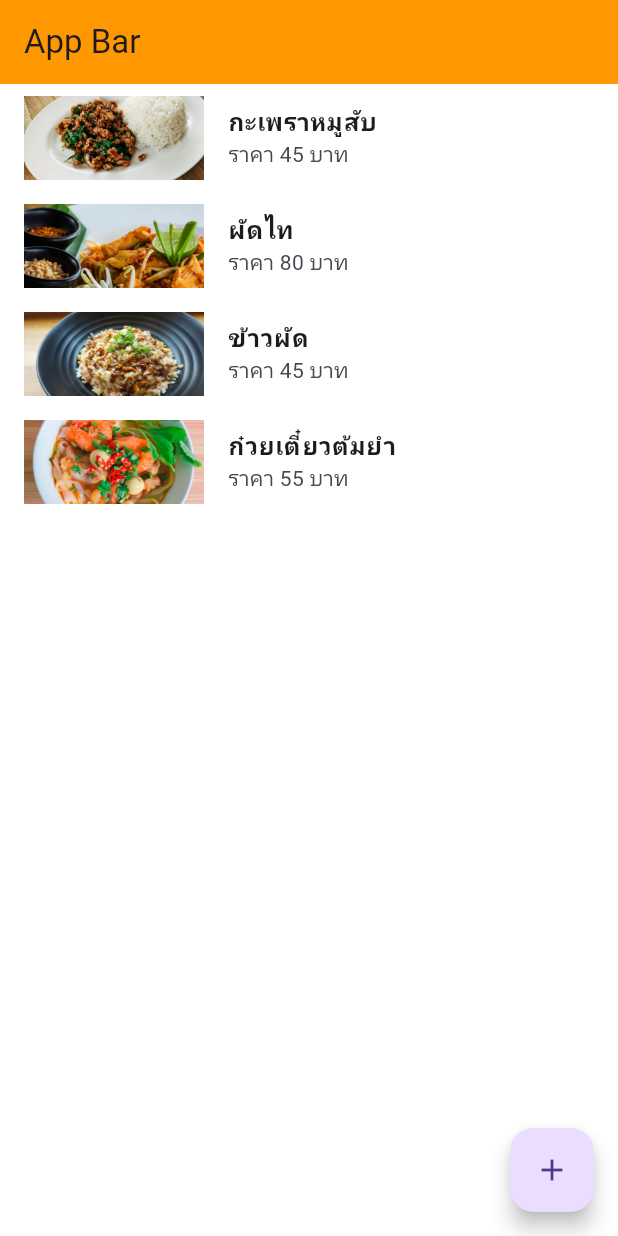
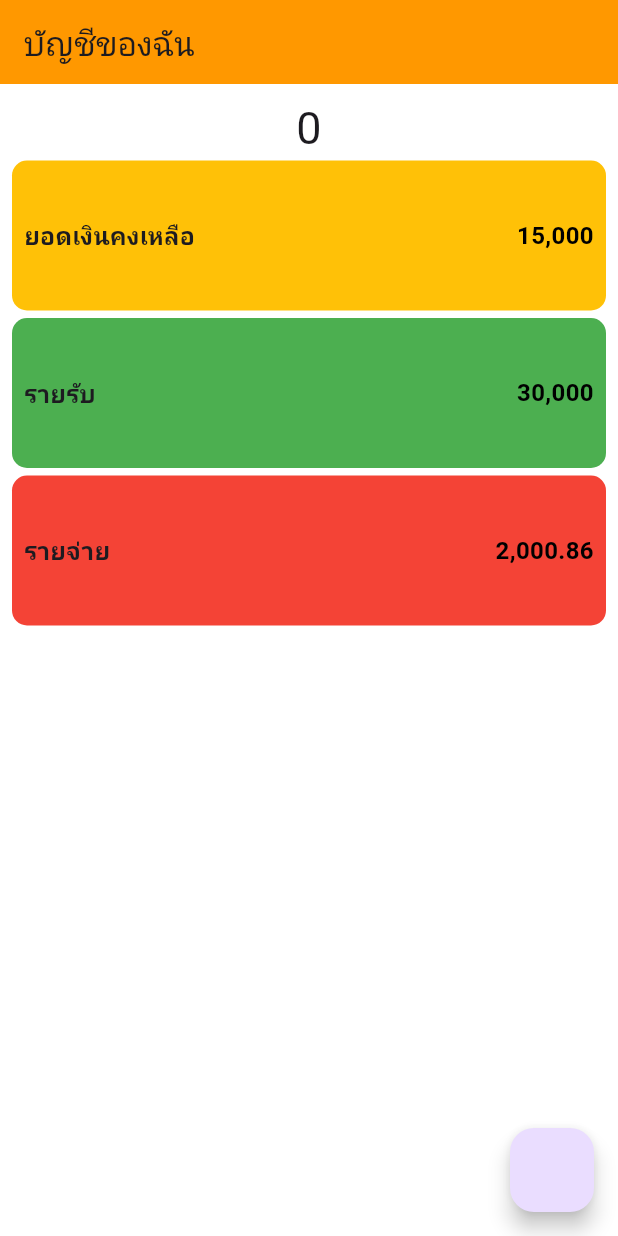
Before and after one commit to HYDDDDD/Learning-Flutter, a Flutter app: the screen it shows after launch, on a phone screen of 412 x 824 dp. Run offline on Flutter 3.47's test engine with Material 3 defaults, Android fonts, the phone set to English and light mode, and no system bars.

Commit message:
Create widget (Component)

```diff
--- a/lib/food_menu.dart
+++ /dev/null
@@ -1,8 +0,0 @@
-class FoodMenu {
-  String name;
-  int price;
-  String image;
-
-  // common constructor
-  FoodMenu(this.name, this.price, this.image);
-}
--- a/lib/main.dart
+++ b/lib/main.dart
@@ -1,7 +1,5 @@
-import 'dart:developer';
-
 import 'package:flutter/material.dart';
-import 'food_menu.dart';
+import "money_box.dart";
 
 final ThemeData appTheme = ThemeData(
   primaryColor: Colors.green,
@@ -40,109 +38,59 @@ class MyHomePage extends StatefulWidget {
 }
 
 class _MyHomePageState extends State<MyHomePage> {
-  // State
   int number = 0;
 
-  // Event
-  void increment() {
-    // การเปลี่ยนแปลงค่า state
-    setState(() {
-      number++;
-    });
+  @override
+  void initState() {
+    super.initState();
+    // ignore: avoid_print
+    print("เรียกใช้งาน init");
   }
-
-  //List<Widget> : เป็นการ return type List<Widget>
-  List<Widget> getData(int count) {
-    // กลุ่มข้อมูล Text widget
-    List<Widget> data = [];
-    for (var i = 0; i < count; i++) {
-      var menu = ListTile(
-        title: Text("เมนูที่ ${i + 1}"),
-        subtitle: Text("หัวข้อย่อยที่ ${i + 1}"),
-      );
-      data.add(menu);
-    }
-
-    return data;
-  }
-
-  // Create List type FoodMenu to store FoodMenu objects.
-  List<FoodMenu> listFoodMenu = [
-    FoodMenu("กะเพราหมูสับ", 45, "assets/images/pexels-photo-12100417.jpeg"),
-    FoodMenu("ผัดไท", 80, "assets/images/pexels-photo-12561883.webp"),
-    FoodMenu("ข้าวผัด", 45, "assets/images/pexels-photo-723198.webp"),
-    FoodMenu("ก๋วยเตี๋ยวต้มยำ", 55, "assets/images/pexels-photo-699953.webp")
-  ];
 
   // แสดงผลข้อมูล
   @override
   Widget build(BuildContext context) {
-    // Create List widget
-    List<Widget> listData = [];
-
-    // Add widget in List widget
-    listData.add(const Text("Test List widget!"));
-
-    listData.add(const Text("Try loop"));
-    for (var i = 0; i < 10; i++) {
-      listData.add(Text("รายการที่ ${i + 1}"));
-    }
-
-    listData.add(const Text(
-      "This is a number",
-      style: TextStyle(fontSize: 30, color: Colors.white),
-    ));
-    listData.add(Text(
-      number.toString(),
-      style: const TextStyle(fontSize: 60, color: Colors.white),
-    ));
-    listData.add(const Image(
-        image: NetworkImage(
-            "https://i.pinimg.com/originals/31/a6/cf/31a6cffaef30fd4d8420da1bc9c0eda1.png")));
-
+    // ignore: avoid_print
+    print("เรียกใช้งาน build");
     return Scaffold(
       appBar: AppBar(
-        title: const Text("App Bar"),
+        title: const Text("บัญชีของฉัน"),
       ),
-      body: Center(
-        // child: Column(
-        //   mainAxisAlignment:
-        //       MainAxisAlignment.center, //กำหนด position ใน column
-        //   children: listData, //Call List Widget
-        // ),
-
-        // child: ListView(
-        //   children: getData(20), // Call function
-        // ),
-
-        // Create List ขนาดใหญ่ ที่มี children มาก หรือไม่มีสิ้นสุด
-        child: ListView.builder(
-            itemCount: listFoodMenu.length,
-            itemBuilder: (BuildContext context, int index) {
-              FoodMenu food = listFoodMenu[index];
-
-              return ListTile(
-                leading: Image.asset(
-                  food.image,
-                  width: 120,
-                  fit: BoxFit.cover,
-                ), // ระบุ images
-                title: Text(
-                  food.name,
-                  style: const TextStyle(fontWeight: FontWeight.w600),
-                ),
-                subtitle: Text("ราคา ${food.price} บาท"),
-                onTap: () {
-                  // print("คุณเลือกเมนูอาหารชื่อว่า");
-                  // ignore: avoid_print
-                  print("คุณเลือกเมนูอาหารที่ชื่อว่า : ${food.name}");
-                },
-              );
-            }),
+      body: Padding(
+        padding: const EdgeInsets.all(8.0),
+        child: Column(
+          children: [
+            Text(
+              "$number",
+              style: const TextStyle(fontSize: 30),
+            ),
+            const MoneyBox(
+                title: "ยอดเงินคงเหลือ",
+                amount: 15000,
+                color: Colors.amber,
+                size: 100),
+            const SizedBox(
+              height: 5,
+            ),
+            const MoneyBox(
+                title: "รายรับ", amount: 30000, color: Colors.green, size: 100),
+            const SizedBox(
+              height: 5,
+            ),
+            const MoneyBox(
+                title: "รายจ่าย",
+                amount: 2000.855,
+                color: Colors.red,
+                size: 100),
+          ],
+        ),
       ),
       floatingActionButton: FloatingActionButton(
-        onPressed: increment,
-        child: const Icon(Icons.add),
+        onPressed: () {
+          setState(() {
+            number++;
+          });
+        },
       ),
     );
   }
--- /dev/null
+++ b/lib/money_box.dart
@@ -0,0 +1,48 @@
+import 'package:flutter/material.dart';
+import "package:intl/intl.dart";
+
+// สร้าง Container ต้นแบบเอาไว้
+class MoneyBox extends StatelessWidget {
+  const MoneyBox({
+    super.key,
+    required this.title,
+    required this.amount,
+    required this.color,
+    required this.size,
+  });
+
+  final String title;
+  final double amount;
+  final Color color;
+  final double size;
+
+  @override
+  Widget build(BuildContext context) {
+    return Container(
+      padding: const EdgeInsets.all(8.0),
+      decoration: BoxDecoration(
+          color: color,
+          borderRadius:
+              BorderRadius.circular(10)), //สำหรับกำหนดรูปร่างของ Container
+      height: size,
+      child: Row(
+        children: [
+          Text(
+            title,
+            style: const TextStyle(fontSize: 16, fontWeight: FontWeight.bold),
+          ),
+          Expanded(
+            child: Text(
+              NumberFormat("#,###.##").format(amount),
+              style: const TextStyle(
+                  fontSize: 16,
+                  fontWeight: FontWeight.bold,
+                  color: Colors.black),
+              textAlign: TextAlign.right,
+            ),
+          )
+        ],
+      ),
+    );
+  }
+}
--- a/pubspec.yaml
+++ b/pubspec.yaml
@@ -30,6 +30,7 @@ environment:
 dependencies:
   flutter:
     sdk: flutter
+  intl: ^0.19.0
 
   # The following adds the Cupertino Icons font to your application.
   # Use with the CupertinoIcons class for iOS style icons.
```
Also changed, not shown: pubspec.lock.
